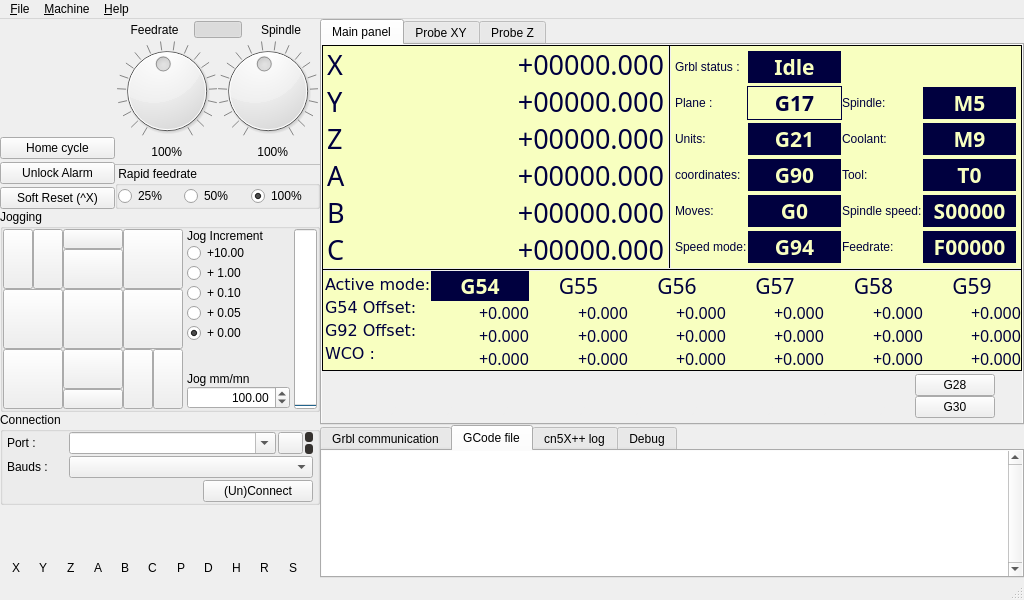
Qt form grbl_ros2_gui/mainWindow.ui (jhu-bigss/grbl_ros2_gui) before a commit.
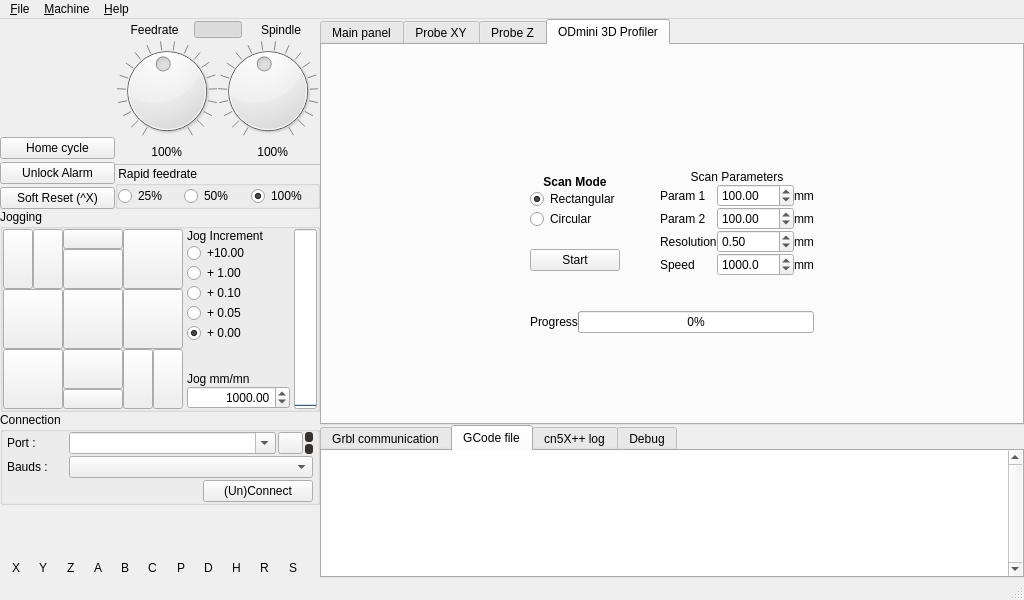
The same form after that commit. The open tabs and pages were chosen to show the change. Icons and pictures are not drawn. Custom widgets are drawn as their Qt base class.

Commit message: declare 3D profiling params, add polygon msg

```diff
--- a/grbl_ros2_gui/mainWindow.ui
+++ b/grbl_ros2_gui/mainWindow.ui
@@ -53,10 +53,7 @@
     <normaloff>:/cn5X/images/XYZAB.svg</normaloff>:/cn5X/images/XYZAB.svg</iconset>
   </property>
   <widget class="QWidget" name="centralwidget">
-   <layout class="QHBoxLayout" name="horizontalLayout_20">
-    <property name="spacing">
-     <number>0</number>
-    </property>
+   <layout class="QGridLayout" name="gridLayout_21">
     <property name="leftMargin">
      <number>0</number>
     </property>
@@ -69,7 +66,7 @@
     <property name="bottomMargin">
      <number>0</number>
     </property>
-    <item>
+    <item row="0" column="0">
      <widget class="QWidget" name="grpCommandes" native="true">
       <property name="enabled">
        <bool>true</bool>
@@ -1543,11 +1540,14 @@
                    <number>2</number>
                   </property>
                   <property name="maximum">
-                   <double>10000.000000000000000</double>
+                   <double>100000.000000000000000</double>
                   </property>
-                  <property name="value">
+                  <property name="singleStep">
                    <double>100.000000000000000</double>
                   </property>
+                  <property name="value">
+                   <double>1000.000000000000000</double>
+                  </property>
                  </widget>
                 </item>
                </layout>
@@ -2604,7 +2604,7 @@
       </layout>
      </widget>
     </item>
-    <item>
+    <item row="0" column="1">
      <widget class="QWidget" name="frmStatus" native="true">
       <property name="enabled">
        <bool>true</bool>
@@ -8711,6 +8711,351 @@
            </item>
           </layout>
          </widget>
+         <widget class="QWidget" name="tabScan">
+          <attribute name="title">
+           <string>ODmini 3D Profiler</string>
+          </attribute>
+          <layout class="QGridLayout" name="gridLayout_24">
+           <item row="0" column="1">
+            <spacer name="verticalSpacer_9">
+             <property name="orientation">
+              <enum>Qt::Vertical</enum>
+             </property>
+             <property name="sizeHint" stdset="0">
+              <size>
+               <width>20</width>
+               <height>44</height>
+              </size>
+             </property>
+            </spacer>
+           </item>
+           <item row="1" column="0">
+            <spacer name="horizontalSpacer_33">
+             <property name="orientation">
+              <enum>Qt::Horizontal</enum>
+             </property>
+             <property name="sizeHint" stdset="0">
+              <size>
+               <width>156</width>
+               <height>20</height>
+              </size>
+             </property>
+            </spacer>
+           </item>
+           <item row="1" column="1">
+            <layout class="QVBoxLayout" name="verticalLayout_31">
+             <item>
+              <layout class="QHBoxLayout" name="horizontalLayout_20">
+               <item>
+                <layout class="QVBoxLayout" name="verticalLayout_29">
+                 <item>
+                  <spacer name="verticalSpacer_16">
+                   <property name="orientation">
+                    <enum>Qt::Vertical</enum>
+                   </property>
+                   <property name="sizeHint" stdset="0">
+                    <size>
+                     <width>20</width>
+                     <height>40</height>
+                    </size>
+                   </property>
+                  </spacer>
+                 </item>
+                 <item>
+                  <widget class="QLabel" name="label_scan_mode">
+                   <property name="font">
+                    <font>
+                     <weight>75</weight>
+                     <bold>true</bold>
+                    </font>
+                   </property>
+                   <property name="text">
+                    <string>Scan Mode</string>
+                   </property>
+                   <property name="alignment">
+                    <set>Qt::AlignCenter</set>
+                   </property>
+                  </widget>
+                 </item>
+                 <item>
+                  <widget class="QRadioButton" name="radioButton_rectangular">
+                   <property name="cursor">
+                    <cursorShape>PointingHandCursor</cursorShape>
+                   </property>
+                   <property name="text">
+                    <string>Rectangular</string>
+                   </property>
+                   <property name="checked">
+                    <bool>true</bool>
+                   </property>
+                  </widget>
+                 </item>
+                 <item>
+                  <widget class="QRadioButton" name="radioButton_circular">
+                   <property name="cursor">
+                    <cursorShape>PointingHandCursor</cursorShape>
+                   </property>
+                   <property name="text">
+                    <string>Circular</string>
+                   </property>
+                  </widget>
+                 </item>
+                 <item>
+                  <spacer name="verticalSpacer_14">
+                   <property name="orientation">
+                    <enum>Qt::Vertical</enum>
+                   </property>
+                   <property name="sizeHint" stdset="0">
+                    <size>
+                     <width>20</width>
+                     <height>20</height>
+                    </size>
+                   </property>
+                  </spacer>
+                 </item>
+                 <item>
+                  <widget class="QPushButton" name="pushButton_scan_start">
+                   <property name="text">
+                    <string>Start</string>
+                   </property>
+                  </widget>
+                 </item>
+                 <item>
+                  <spacer name="verticalSpacer_17">
+                   <property name="orientation">
+                    <enum>Qt::Vertical</enum>
+                   </property>
+                   <property name="sizeHint" stdset="0">
+                    <size>
+                     <width>20</width>
+                     <height>40</height>
+                    </size>
+                   </property>
+                  </spacer>
+                 </item>
+                </layout>
+               </item>
+               <item>
+                <spacer name="horizontalSpacer_35">
+                 <property name="orientation">
+                  <enum>Qt::Horizontal</enum>
+                 </property>
+                 <property name="sizeHint" stdset="0">
+                  <size>
+                   <width>40</width>
+                   <height>20</height>
+                  </size>
+                 </property>
+                </spacer>
+               </item>
+               <item>
+                <layout class="QVBoxLayout" name="verticalLayout_30">
+                 <item>
+                  <spacer name="verticalSpacer_18">
+                   <property name="orientation">
+                    <enum>Qt::Vertical</enum>
+                   </property>
+                   <property name="sizeHint" stdset="0">
+                    <size>
+                     <width>20</width>
+                     <height>20</height>
+                    </size>
+                   </property>
+                  </spacer>
+                 </item>
+                 <item>
+                  <widget class="QLabel" name="label_scan_parameters">
+                   <property name="font">
+                    <font>
+                     <weight>50</weight>
+                     <bold>false</bold>
+                    </font>
+                   </property>
+                   <property name="text">
+                    <string>Scan Parameters</string>
+                   </property>
+                   <property name="alignment">
+                    <set>Qt::AlignCenter</set>
+                   </property>
+                  </widget>
+                 </item>
+                 <item>
+                  <layout class="QGridLayout" name="gridLayout_20">
+                   <item row="0" column="0">
+                    <widget class="QLabel" name="label_param_1">
+                     <property name="text">
+                      <string>Param 1</string>
+                     </property>
+                    </widget>
+                   </item>
+                   <item row="0" column="1">
+                    <widget class="QDoubleSpinBox" name="doubleSpinBox_param_1">
+                     <property name="maximum">
+                      <double>1000.000000000000000</double>
+                     </property>
+                     <property name="value">
+                      <double>100.000000000000000</double>
+                     </property>
+                    </widget>
+                   </item>
+                   <item row="0" column="2">
+                    <widget class="QLabel" name="label_unit_mm_1">
+                     <property name="text">
+                      <string>mm</string>
+                     </property>
+                    </widget>
+                   </item>
+                   <item row="1" column="0">
+                    <widget class="QLabel" name="label_param_2">
+                     <property name="text">
+                      <string>Param 2</string>
+                     </property>
+                    </widget>
+                   </item>
+                   <item row="1" column="1">
+                    <widget class="QDoubleSpinBox" name="doubleSpinBox_param_2">
+                     <property name="maximum">
+                      <double>1000.000000000000000</double>
+                     </property>
+                     <property name="value">
+                      <double>100.000000000000000</double>
+                     </property>
+                    </widget>
+                   </item>
+                   <item row="1" column="2">
+                    <widget class="QLabel" name="label_unit_mm_2">
+                     <property name="text">
+                      <string>mm</string>
+                     </property>
+                    </widget>
+                   </item>
+                   <item row="2" column="0">
+                    <widget class="QLabel" name="label_param_3">
+                     <property name="text">
+                      <string>Resolution</string>
+                     </property>
+                    </widget>
+                   </item>
+                   <item row="2" column="1">
+                    <widget class="QDoubleSpinBox" name="doubleSpinBox_param_3">
+                     <property name="decimals">
+                      <number>2</number>
+                     </property>
+                     <property name="maximum">
+                      <double>100.000000000000000</double>
+                     </property>
+                     <property name="singleStep">
+                      <double>0.100000000000000</double>
+                     </property>
+                     <property name="value">
+                      <double>0.500000000000000</double>
+                     </property>
+                    </widget>
+                   </item>
+                   <item row="2" column="2">
+                    <widget class="QLabel" name="label_unit_mm_3">
+                     <property name="text">
+                      <string>mm</string>
+                     </property>
+                    </widget>
+                   </item>
+                   <item row="3" column="0">
+                    <widget class="QLabel" name="label_param_4">
+                     <property name="text">
+                      <string>Speed</string>
+                     </property>
+                    </widget>
+                   </item>
+                   <item row="3" column="1">
+                    <widget class="QDoubleSpinBox" name="doubleSpinBox_param_4">
+                     <property name="decimals">
+                      <number>1</number>
+                     </property>
+                     <property name="maximum">
+                      <double>100000.000000000000000</double>
+                     </property>
+                     <property name="singleStep">
+                      <double>100.000000000000000</double>
+                     </property>
+                     <property name="value">
+                      <double>1000.000000000000000</double>
+                     </property>
+                    </widget>
+                   </item>
+                   <item row="3" column="2">
+                    <widget class="QLabel" name="label_unit_mm_4">
+                     <property name="text">
+                      <string>mm</string>
+                     </property>
+                    </widget>
+                   </item>
+                  </layout>
+                 </item>
+                 <item>
+                  <spacer name="verticalSpacer_15">
+                   <property name="orientation">
+                    <enum>Qt::Vertical</enum>
+                   </property>
+                   <property name="sizeHint" stdset="0">
+                    <size>
+                     <width>20</width>
+                     <height>20</height>
+                    </size>
+                   </property>
+                  </spacer>
+                 </item>
+                </layout>
+               </item>
+              </layout>
+             </item>
+             <item>
+              <layout class="QHBoxLayout" name="horizontalLayout_21">
+               <item>
+                <widget class="QLabel" name="label_scan_progress">
+                 <property name="text">
+                  <string>Progress</string>
+                 </property>
+                </widget>
+               </item>
+               <item>
+                <widget class="QProgressBar" name="progressBar_scan">
+                 <property name="value">
+                  <number>0</number>
+                 </property>
+                </widget>
+               </item>
+              </layout>
+             </item>
+            </layout>
+           </item>
+           <item row="1" column="2">
+            <spacer name="horizontalSpacer_34">
+             <property name="orientation">
+              <enum>Qt::Horizontal</enum>
+             </property>
+             <property name="sizeHint" stdset="0">
+              <size>
+               <width>155</width>
+               <height>20</height>
+              </size>
+             </property>
+            </spacer>
+           </item>
+           <item row="2" column="1">
+            <spacer name="verticalSpacer_13">
+             <property name="orientation">
+              <enum>Qt::Vertical</enum>
+             </property>
+             <property name="sizeHint" stdset="0">
+              <size>
+               <width>20</width>
+               <height>43</height>
+              </size>
+             </property>
+            </spacer>
+           </item>
+          </layout>
+         </widget>
         </widget>
        </item>
        <item>
```
Left out of the diff: 2 changed lines with no effect on the pictures. The commit also changes 4 other files.
